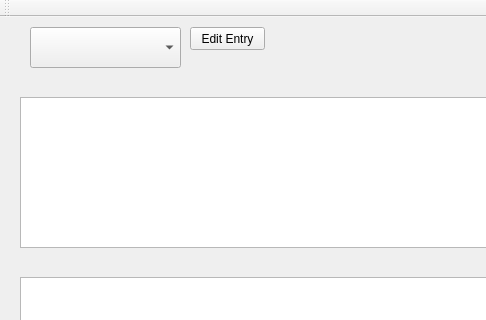
TripletESR/SampleDatabase, file mainwindow.ui: the form before one commit; both pictures show x 0 to 486 and y 0 to 320 of the 713 by 506 pixel window.
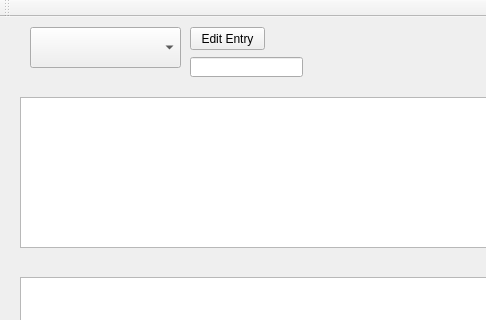
The form after the commit.

```diff
--- a/mainwindow.ui
+++ b/mainwindow.ui
@@ -101,6 +101,16 @@
      <string>Modify Data Table</string>
     </property>
    </widget>
+   <widget class="QLineEdit" name="lineEdit_ChemFormula">
+    <property name="geometry">
+     <rect>
+      <x>190</x>
+      <y>40</y>
+      <width>113</width>
+      <height>20</height>
+     </rect>
+    </property>
+   </widget>
   </widget>
   <widget class="QMenuBar" name="menuBar">
    <property name="geometry">
```
